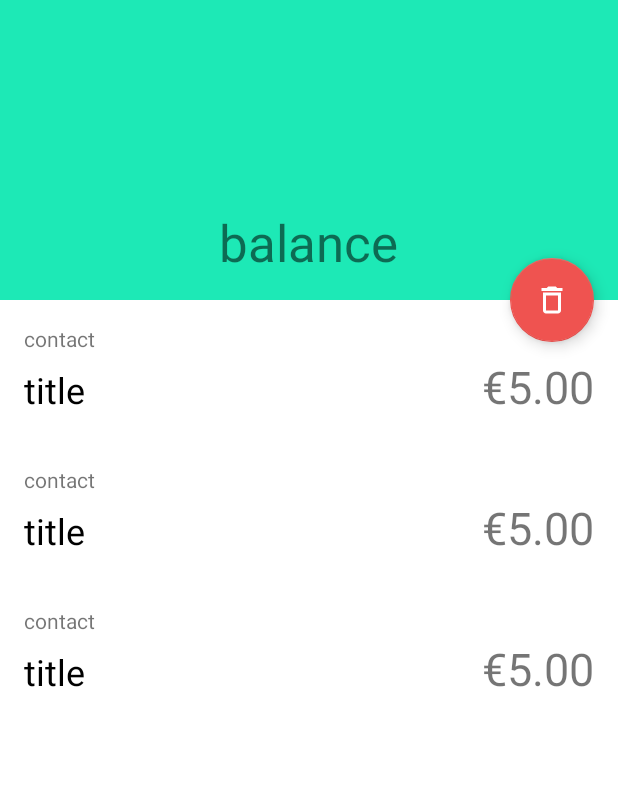
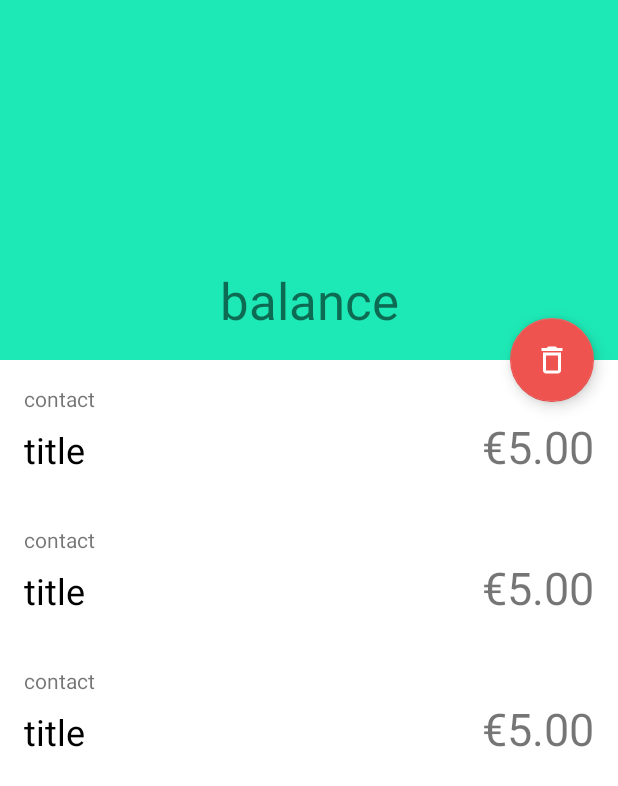
Before and after one commit to Citoci/YouOweMe, an Android app built with Jetpack Compose: the layout activity_contact_balance.xml on its own in the app's theme, with its tools: preview values and no code run, on a phone screen of 412 x 824 dp. Shown: the top 786 px of the screen. Run offline under Robolectric (Android 15) with nearby library versions, the phone set to English and light mode, and no system bars.

Commit message:
contact balance fading animation with CoordinatorLayout and Custom Behaviors

```diff
--- /dev/null
+++ b/app/src/main/java/com/cito/youoweme/ui/FadeableTextView.kt
@@ -0,0 +1,53 @@
+package com.cito.youoweme.ui
+
+import android.content.Context
+import android.util.AttributeSet
+import android.util.Log
+import android.view.View
+import androidx.appcompat.widget.AppCompatTextView
+import androidx.coordinatorlayout.widget.CoordinatorLayout
+import com.google.android.material.appbar.AppBarLayout
+import kotlin.math.pow
+
+class FadeableTextView : AppCompatTextView, CoordinatorLayout.AttachedBehavior {
+    constructor(context: Context) : super(context)
+    constructor(context: Context, attrs: AttributeSet?) : super(context, attrs)
+    constructor(context: Context, attrs: AttributeSet?, defStyleAttr: Int)
+            : super(context, attrs, defStyleAttr)
+
+    override fun getBehavior(): CoordinatorLayout.Behavior<*> = FadeableBehavior()
+
+    class FadeableBehavior : CoordinatorLayout.Behavior<View> {
+        constructor() : super()
+        constructor(context: Context, attrs: AttributeSet?): super(context, attrs)
+
+        override fun layoutDependsOn(
+            parent: CoordinatorLayout,
+            child: View,
+            dependency: View
+        ) = (dependency is AppBarLayout).also {
+            Log.d(this::class.simpleName, "p: ${parent.tag}, c: ${child.tag}, d: ${dependency.tag}")
+        }
+//                return super.layoutDependsOn(parent, child, dependency)
+
+        override fun onDependentViewChanged(
+            parent: CoordinatorLayout,
+            child: View,
+            dependency: View
+        ): Boolean {
+            if (dependency !is AppBarLayout) return false
+
+//            Log.d(this::class.simpleName, "${dependency.y}/${dependency.totalScrollRange}")
+            child.alpha = (with(dependency) { y/totalScrollRange } + 1).pow(4)
+
+            return true
+        }
+
+        override fun onDependentViewRemoved(
+            parent: CoordinatorLayout,
+            child: View,
+            dependency: View
+        ) {}
+    }
+
+}
--- a/app/src/main/res/layout/activity_contact_balance.xml
+++ b/app/src/main/res/layout/activity_contact_balance.xml
@@ -11,7 +11,7 @@
     <com.google.android.material.appbar.AppBarLayout
         android:id="@+id/app_bar"
         android:layout_width="match_parent"
-        android:layout_height="200dp"
+        android:layout_height="240dp"
         android:fitsSystemWindows="true"
         android:theme="@style/Theme.YouOweMe.AppBarOverlay">
 
@@ -30,20 +30,7 @@
                 android:layout_width="match_parent"
                 android:layout_height="?attr/actionBarSize"
                 app:layout_collapseMode="pin"
-                app:popupTheme="@style/Theme.YouOweMe.PopupOverlay">
-
-
-            </androidx.appcompat.widget.Toolbar>
-
-            <TextView
-                android:id="@+id/txt_balance"
-                android:layout_width="wrap_content"
-                android:layout_height="wrap_content"
-                android:layout_gravity="bottom|center_horizontal"
-                android:layout_marginBottom="16dp"
-                android:text="balance"
-                android:textSize="34sp"
-                app:layout_collapseMode="parallax" />
+                app:popupTheme="@style/Theme.YouOweMe.PopupOverlay" />
 
         </com.google.android.material.appbar.CollapsingToolbarLayout>
 
@@ -60,6 +47,16 @@
         app:srcCompat="@drawable/ic_outline_delete_24"
         tools:ignore="SpeakableTextPresentCheck" />
 
+    <com.cito.youoweme.ui.FadeableTextView
+        android:id="@+id/txt_balance"
+        android:layout_width="wrap_content"
+        android:layout_height="wrap_content"
+        app:layout_anchor="@id/app_bar"
+        app:layout_anchorGravity="bottom|center_horizontal"
+        android:textSize="34sp"
+        android:translationY="-40dp"
+        android:text="balance"/>
+
     <androidx.recyclerview.widget.RecyclerView
         android:id="@+id/recycler_transactions_list"
         android:layout_width="match_parent"
```
Also changed, not shown: app/src/main/java/com/cito/youoweme/ui/CollapsableTextField.kt (deleted, +0 -61 lines).
